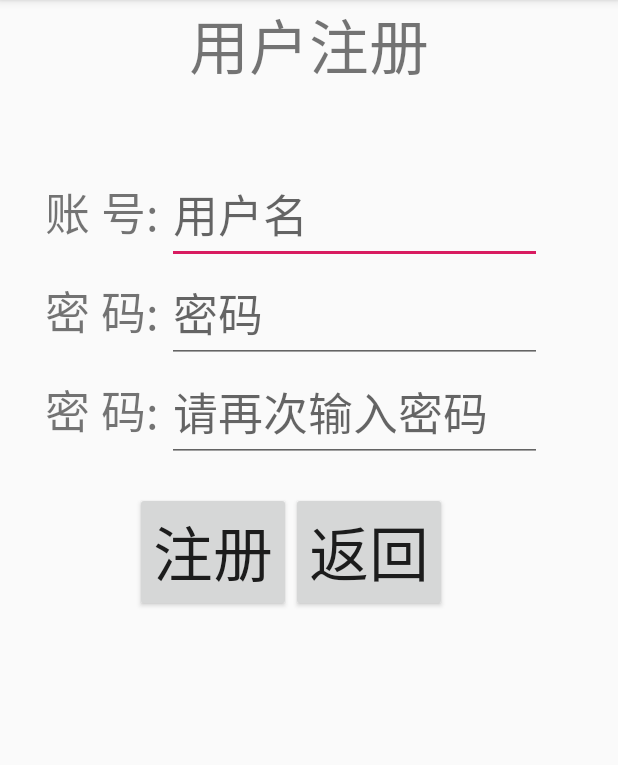
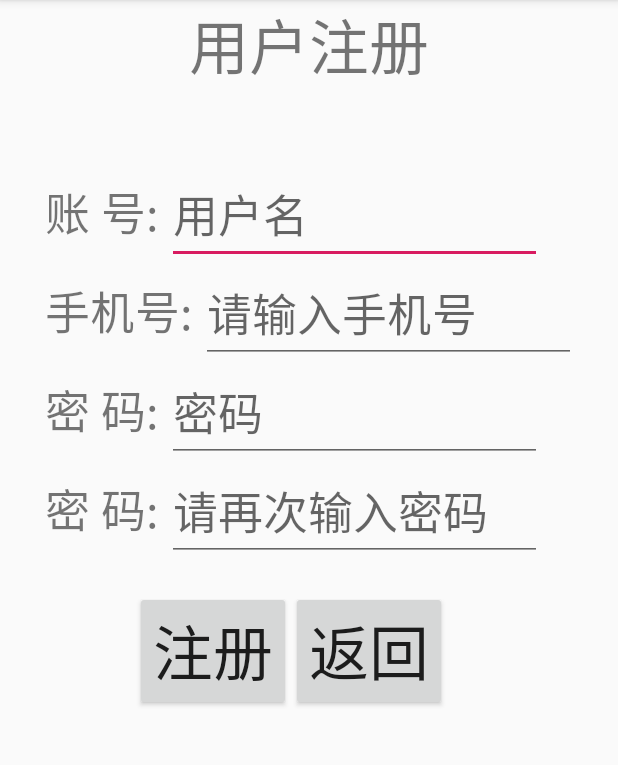
Before and after one commit to terry156501/Login_Kotlin, an Android app: the RegisterActivity screen opened directly, with no data from a screen before it, after a tap on "注册", on a phone screen of 412 x 824 dp, the part 84-849 px from its top. Run offline under Robolectric (Android 15) with nearby library versions, the phone set to English and light mode, and no system bars.

Commit message:
With PhoneNum

```diff
--- a/app/src/main/java/com/terry/login_kotlin/RegisterActivity.kt
+++ b/app/src/main/java/com/terry/login_kotlin/RegisterActivity.kt
@@ -11,6 +11,7 @@ import android.widget.Button
 import android.widget.EditText
 import android.widget.Toast
 import androidx.appcompat.app.AppCompatActivity
+import java.util.regex.Pattern
 
 
 @SuppressLint("Registered")
@@ -19,27 +20,25 @@ class RegisterActivity : AppCompatActivity() {
     private var mRegisterButton: Button? = null//注册按钮
     private var mBack:Button? = null
     private var mUser: EditText? = null
+    private var mPhone: EditText? = null
     private var mKey: EditText? = null
     private var mKey02:EditText? = null
     private var userName:String? = null
     private var psw:String? = null
     private var pswAgain:String? = null
+    private var phoneNum:String? = null
 
     override fun onCreate(savedInstanceState: Bundle?) {
         super.onCreate(savedInstanceState)
         setContentView(R.layout.activity_register)
         init()
-        mUser = findViewById<View>(R.id.input_identity_text) as EditText
-        mKey = findViewById<View>(R.id.input_password_text) as EditText
-        mKey02 = findViewById<View>(R.id.input_password02_text) as EditText
-        mRegisterButton = findViewById<View>(R.id.register_button) as Button
-        mBack = findViewById<View>(R.id.back_button) as Button
     }
     private fun init() {
 
         mUser = findViewById<View>(R.id.input_identity_text) as EditText
         mKey = findViewById<View>(R.id.input_password_text) as EditText
         mKey02 = findViewById<View>(R.id.input_password02_text) as EditText
+        mPhone = findViewById<View>(R.id.input_phone_text) as EditText
         mRegisterButton = findViewById<View>(R.id.register_button) as Button
         mBack = findViewById<View>(R.id.back_button) as Button
 
@@ -53,9 +52,23 @@ class RegisterActivity : AppCompatActivity() {
             var regPsw = Regex("[A-Z,a-z,0-9,?,!,(,)]{6,16}")
             var regPsw_string = Regex("[A-Z]")
             var regPsw_symbol = Regex("[?,!,(,)]")
+            fun checkPhoneNum(num: String): Boolean{
+                val regExp = "^((13[0-9])|(14[5,7,9])|(15[^4])|(18[0-9])|(17[0,1,3,5,6,7,8]))\\d{8}\$"
+                val p = Pattern.compile(regExp)
+                val m = p.matcher(num)
+                return m.matches()
+            }
             when {
                 TextUtils.isEmpty(userName) -> {
                     Toast.makeText(this@RegisterActivity, "请输入用户名", Toast.LENGTH_SHORT).show()
+                    return@OnClickListener
+                }
+                TextUtils.isEmpty(phoneNum.toString()) -> {
+                    Toast.makeText(this@RegisterActivity, "请输入手机号", Toast.LENGTH_SHORT).show()
+                    return@OnClickListener
+                }
+                !checkPhoneNum(phoneNum.toString()) -> {
+                    Toast.makeText(this@RegisterActivity, "请输入正确的手机号", Toast.LENGTH_SHORT).show()
                     return@OnClickListener
                 }
                 TextUtils.isEmpty(psw) -> {
@@ -86,6 +99,7 @@ class RegisterActivity : AppCompatActivity() {
                     Toast.makeText(this@RegisterActivity, "此账户名已经存在", Toast.LENGTH_SHORT).show()
                     return@OnClickListener
                 }
+
                 else -> {
                     Toast.makeText(this@RegisterActivity, "注册成功", Toast.LENGTH_SHORT).show()
                     saveRegisterInfo(userName, psw)
@@ -102,6 +116,8 @@ class RegisterActivity : AppCompatActivity() {
         userName = mUser!!.text.toString().trim { it <= ' ' }
         psw = mKey!!.text.toString().trim { it <= ' ' }
         pswAgain = mKey02!!.text.toString().trim { it <= ' ' }
+        phoneNum = mPhone!!.text.toString().trim{it <= ' '}
+
     }
 
     private fun isExistUserName(userName: String?): Boolean {
--- a/app/src/main/res/layout/activity_register.xml
+++ b/app/src/main/res/layout/activity_register.xml
@@ -42,7 +42,32 @@
     <LinearLayout
             android:layout_width="wrap_content"
             android:layout_height="wrap_content"
-            android:orientation="horizontal">
+    >
+
+        <TextView
+                android:layout_width="wrap_content"
+                android:layout_height="wrap_content"
+                android:text="@string/phone_text"
+                android:textSize="30dp"
+                android:layout_marginLeft="30dp"/>
+
+        <EditText
+                android:id="@+id/input_phone_text"
+                android:layout_width="250dp"
+                android:layout_height="wrap_content"
+                android:layout_marginLeft="5dp"
+                android:textSize="30dp"
+                android:singleLine="true"
+                android:inputType="phone"
+                android:hint="@string/input_phone_text"
+                android:imeOptions="actionNext"
+                android:nextFocusForward="@string/password_text"/>
+    </LinearLayout>
+
+    <LinearLayout
+            android:layout_width="wrap_content"
+            android:layout_height="wrap_content"
+    >
 
         <TextView
                 android:layout_width="wrap_content"
--- a/app/src/main/res/values/strings.xml
+++ b/app/src/main/res/values/strings.xml
@@ -17,11 +17,13 @@
     <string name="press_register_button">欢迎注册！</string>
 
     <string name="register_surface">用户注册</string>
-    <string name="identity_text">账 号:</string>
+    <string name="identity_text">账  号:</string>
     <string name="input_identity_text">用户名</string>
-    <string name="password_text">密 码:</string>
+    <string name="phone_text">手机号:</string>
+    <string name="input_phone_text">请输入手机号</string>
+    <string name="password_text">密  码:</string>
     <string name="input_password_text">密码</string>
-    <string name="password02_text">密 码:</string>
+    <string name="password02_text">密  码:</string>
     <string name="input_password02_text">请再次输入密码</string>
     <string name="surface2_register_button">注册</string>
     <string name="surface_back_button">返回</string>
```
